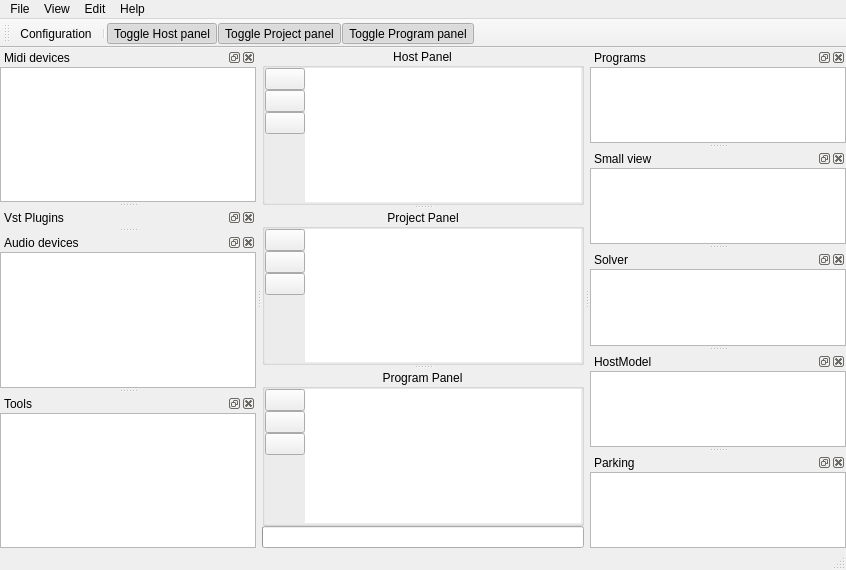
rbarreiros/vstboard, file src/vstboard/mainwindow.ui: the form before one commit.
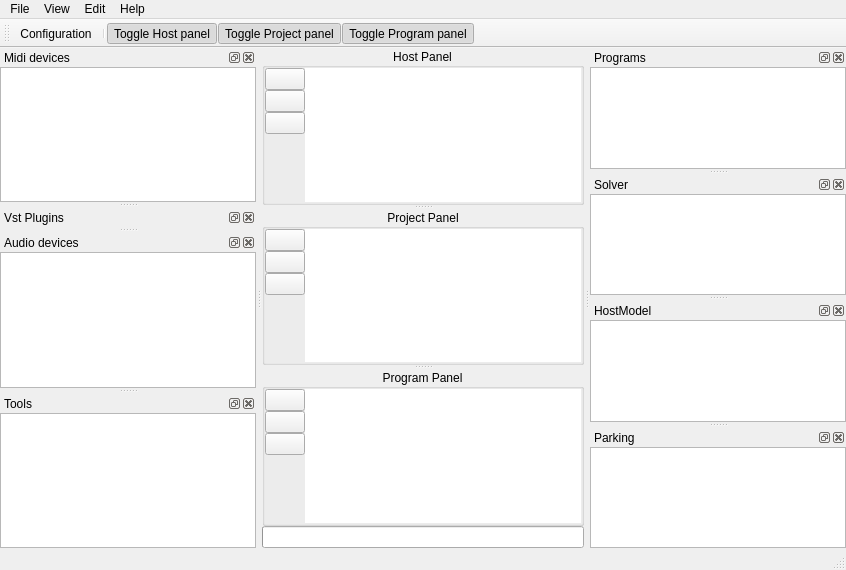
The form after the commit. Icons and pictures are not drawn. Custom widgets are drawn as their Qt base class.

Diff of the .ui file:
```diff
--- a/src/vstboard/mainwindow.ui
+++ b/src/vstboard/mainwindow.ui
@@ -495,40 +495,6 @@
     </layout>
    </widget>
   </widget>
-  <widget class="QDockWidget" name="dockSmallView">
-   <property name="enabled">
-    <bool>true</bool>
-   </property>
-   <property name="features">
-    <set>QDockWidget::AllDockWidgetFeatures</set>
-   </property>
-   <property name="windowTitle">
-    <string>Small view</string>
-   </property>
-   <attribute name="dockWidgetArea">
-    <number>2</number>
-   </attribute>
-   <widget class="QWidget" name="dockWidgetContents_3">
-    <layout class="QVBoxLayout" name="verticalLayout_9">
-     <property name="spacing">
-      <number>0</number>
-     </property>
-     <property name="margin">
-      <number>0</number>
-     </property>
-     <item>
-      <widget class="QGraphicsView" name="smallView">
-       <property name="frameShape">
-        <enum>QFrame::StyledPanel</enum>
-       </property>
-       <property name="dragMode">
-        <enum>QGraphicsView::ScrollHandDrag</enum>
-       </property>
-      </widget>
-     </item>
-    </layout>
-   </widget>
-  </widget>
   <widget class="QDockWidget" name="dockMidiDevices">
    <property name="acceptDrops">
     <bool>false</bool>
```
